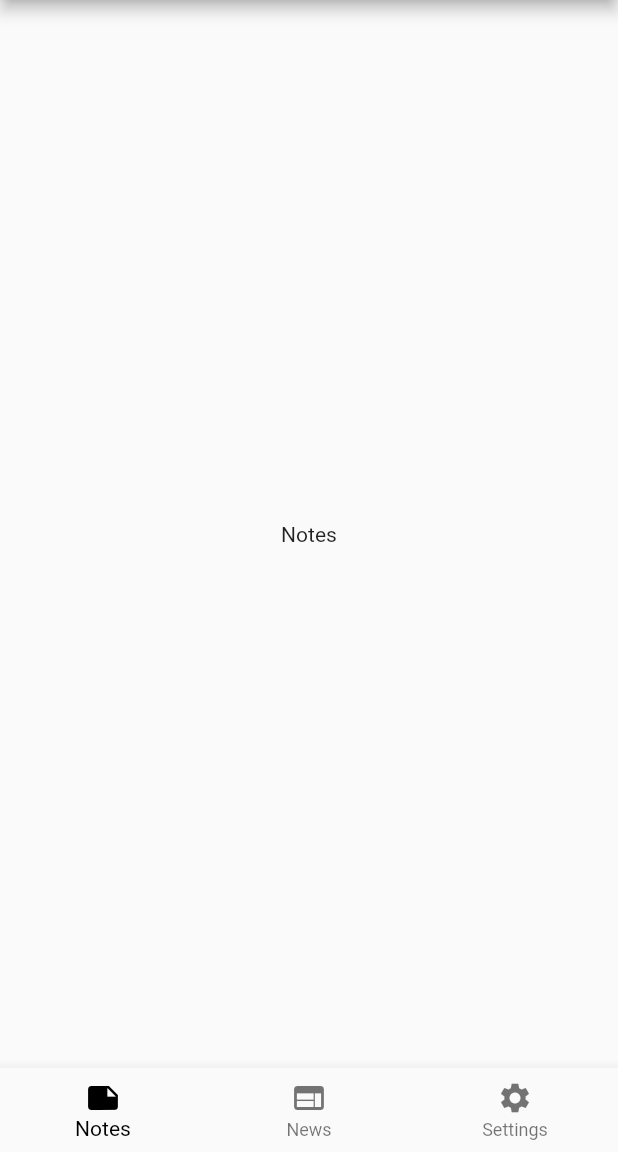
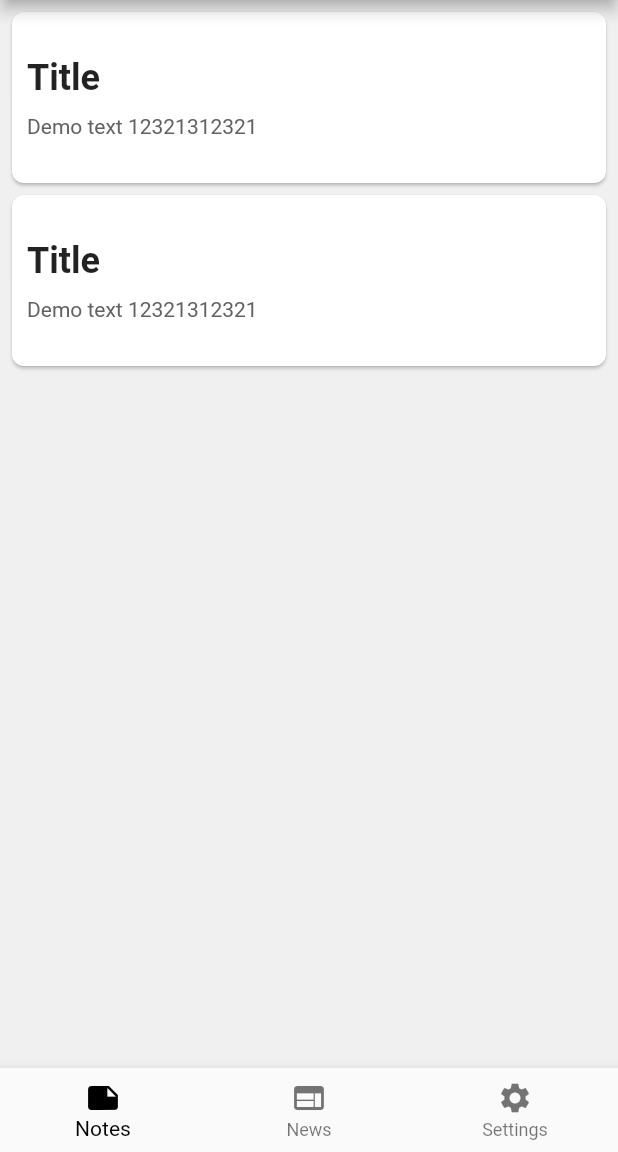
Before and after one commit to sdim2016/flutter-state-management, a Flutter app: the screen it shows after launch, on a phone screen of 412 x 824 dp, the part 84-1236 px from its top. Run offline on Flutter 3.47's test engine with Material 2 defaults, Android fonts, the phone set to English and light mode, and no system bars.

Commit message:
Implemented the list view for notes

```diff
--- /dev/null
+++ b/setstate/lib/model/note.dart
@@ -0,0 +1,44 @@
+class Note {
+  int _id;
+  String _title;
+  String _text;
+
+  Note(this._title, this._text);
+
+  Note.withId(this._id, this._title, this._text);
+
+  Note.clone(Note note): this.withId(note.id, note.title, note.text);
+
+  int get id => _id;
+  String get title => _title;
+  String get text => _text;
+
+  set title(String newTitle) {
+    this._title = newTitle;
+  }
+
+  set text(String newText) {
+    this._text = newText;
+  }
+
+  Map<String, dynamic> toDatabaseJson()  =>
+      {
+        "id": this._id,
+        "title": this._title,
+        "text": this._text
+      };
+
+  Map<String, dynamic> toDatabaseJsonNoId() =>
+      {
+        "title": this._title,
+        "text": this._text
+      };
+
+  factory Note.fromJsonMap(Map<String, dynamic> map) =>
+      Note.withId(
+          map['id'],
+          map['title'],
+          map['text']
+      );
+
+}
--- a/setstate/lib/view/main_screen.dart
+++ b/setstate/lib/view/main_screen.dart
@@ -55,6 +55,7 @@ class _MainScreenState extends State<MainScreen> {
       body: Container(
         child: _widgetOptions.elementAt(_selectedIndex),
       ),
+      backgroundColor: Color.fromARGB(255, 240, 240, 240),
     );
   }
 }
--- a/setstate/lib/view/pages/notes_page.dart
+++ b/setstate/lib/view/pages/notes_page.dart
@@ -1,10 +1,76 @@
 import 'package:flutter/material.dart';
+import 'package:setstate/model/note.dart';
 
 class NotesPage extends StatelessWidget {
   @override
   Widget build(BuildContext context) {
-    return Center(
-      child: Text('Notes'),
+    final notes = [
+      Note('Title', 'Demo text 12321312321'),
+      Note('Title', 'Demo text 12321312321')
+    ];
+    return Container(
+      child: ListView.builder(
+          itemCount: notes.length,
+          itemBuilder: (context, index) {
+            return Column(
+              crossAxisAlignment: CrossAxisAlignment.stretch,
+              children: [
+                Card(
+                  elevation: 1.0,
+                  margin: const EdgeInsets.only(left: 8.0, right: 8.0, top: 8.0),
+                  shape: RoundedRectangleBorder(
+                      borderRadius: BorderRadius.all(Radius.circular(8.0))),
+                  child: Padding(
+                    padding: const EdgeInsets.only(
+                        top: 30.0, bottom: 30.0, left: 10.0, right: 10.0),
+                    child: Column(
+                      crossAxisAlignment: CrossAxisAlignment.start,
+                      children: [
+                        _NoteTitle(notes[index].title),
+                        _NoteContent(notes[index].text)
+                      ],
+                    ),
+                  ),
+                ),
+              ],
+            );
+          }
+      ),
     );
   }
 }
+
+class _NoteTitle extends StatelessWidget {
+
+  final String _title;
+  _NoteTitle(this._title);
+
+  @override
+  Widget build(BuildContext context) {
+    return Text(
+      _title,
+      style: TextStyle(fontSize: 24.0, fontWeight: FontWeight.bold),
+    );
+  }
+}
+
+class _NoteContent extends StatelessWidget {
+
+  final String _text;
+  _NoteContent(this._text);
+
+  @override
+  Widget build(BuildContext context) {
+    return Padding(
+      padding: const EdgeInsets.only(top: 10.0),
+      child: Text(
+        _text,
+        style: TextStyle(
+          color: Colors.grey.shade700,
+        ),
+        maxLines: 3,
+        overflow: TextOverflow.ellipsis,
+      ),
+    );
+  }
+}
```
